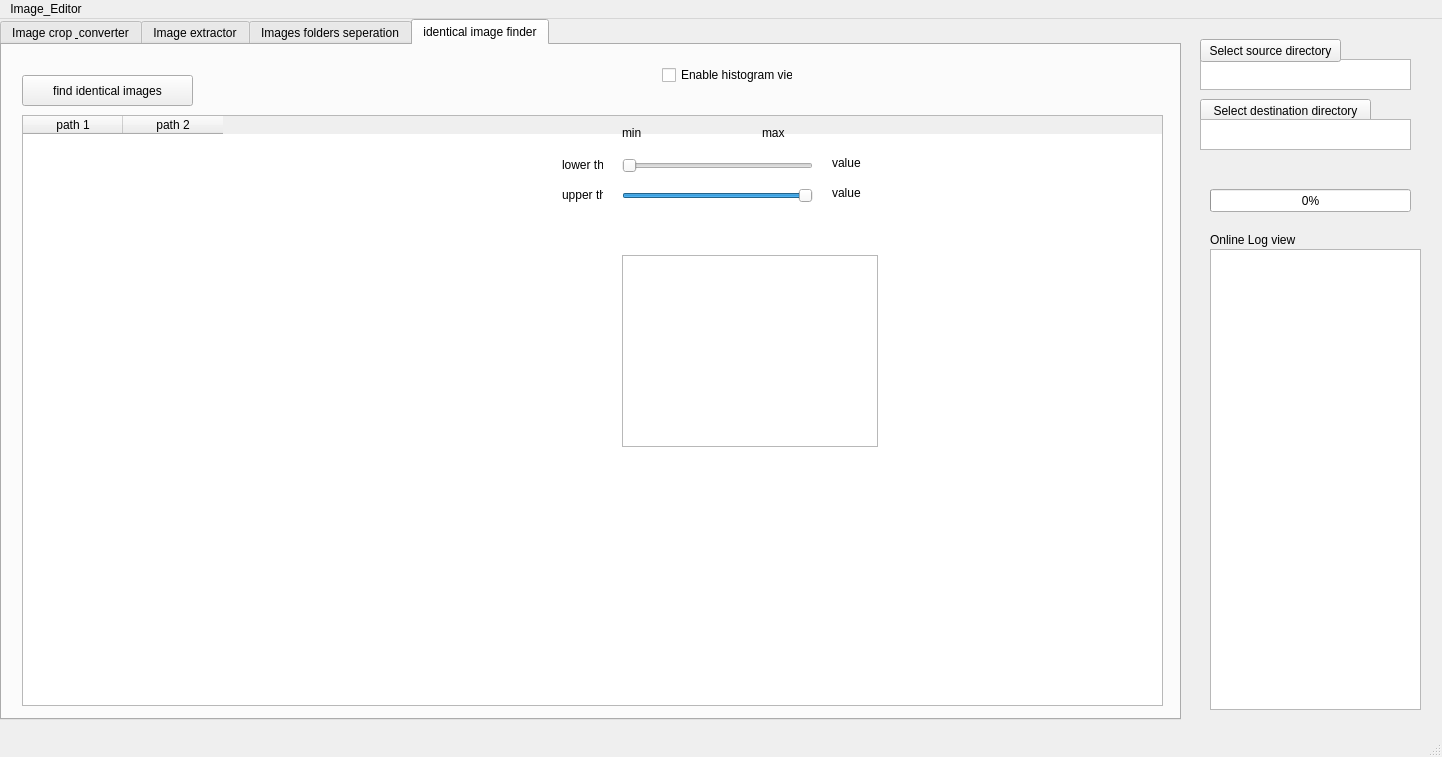
This is Image_utility_tool.ui in MaxXxIL/ADC-development as Qt 5 draws it before an edit. The edited form follows.
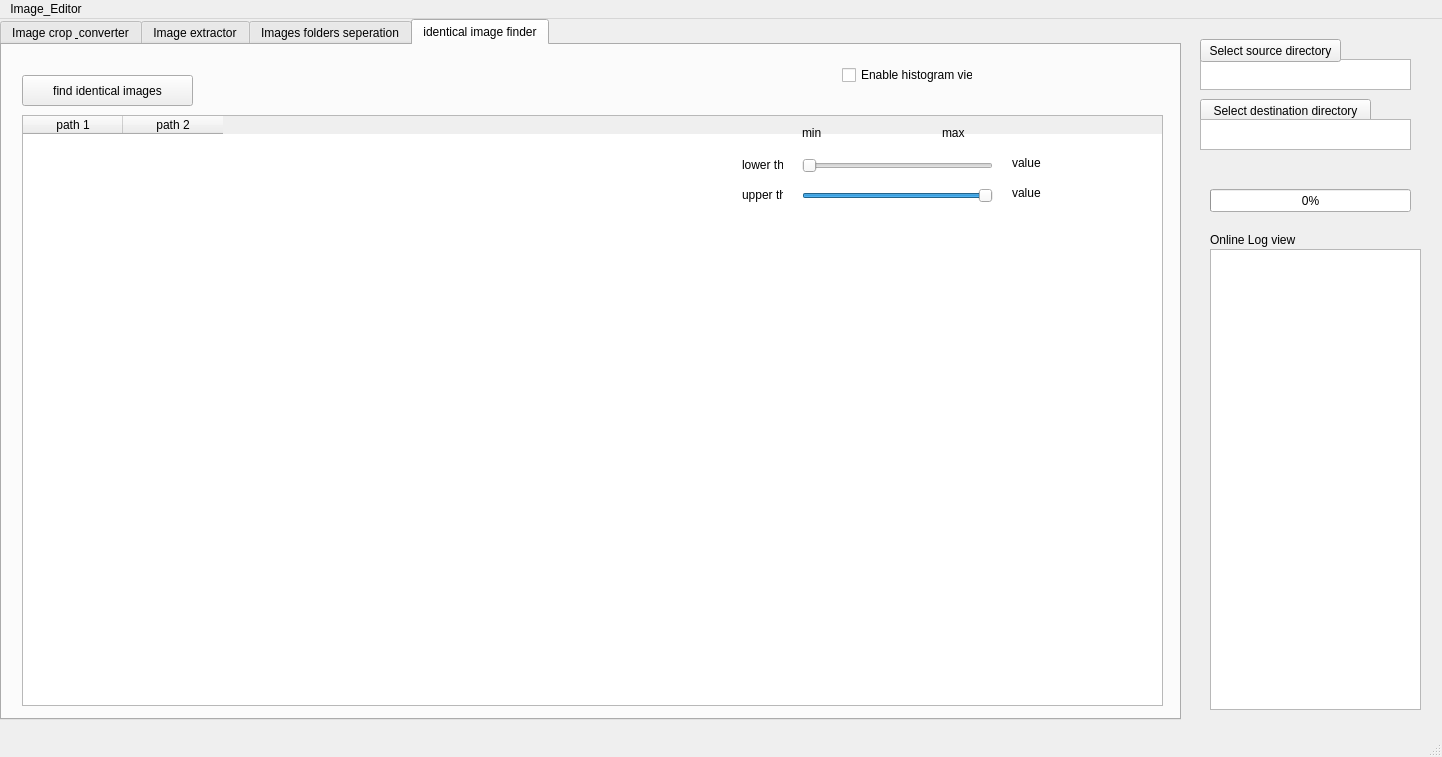
This is the edited form. The open tabs and pages were chosen to show the change.

Patch:
```diff
--- a/Image_utility_tool.ui
+++ b/Image_utility_tool.ui
@@ -420,7 +420,7 @@
      <widget class="QSlider" name="horizontalSlider">
       <property name="geometry">
        <rect>
-        <x>620</x>
+        <x>800</x>
         <y>110</y>
         <width>191</width>
         <height>22</height>
@@ -433,20 +433,10 @@
        <enum>Qt::Horizontal</enum>
       </property>
      </widget>
-     <widget class="QGraphicsView" name="graphicsView">
-      <property name="geometry">
-       <rect>
-        <x>620</x>
-        <y>210</y>
-        <width>256</width>
-        <height>192</height>
-       </rect>
-      </property>
-     </widget>
      <widget class="QCheckBox" name="checkBox_2">
       <property name="geometry">
        <rect>
-        <x>660</x>
+        <x>840</x>
         <y>20</y>
         <width>131</width>
         <height>20</height>
@@ -459,7 +449,7 @@
      <widget class="QLabel" name="hist_min">
       <property name="geometry">
        <rect>
-        <x>620</x>
+        <x>800</x>
         <y>80</y>
         <width>51</width>
         <height>16</height>
@@ -472,7 +462,7 @@
      <widget class="QLabel" name="hist_max">
       <property name="geometry">
        <rect>
-        <x>760</x>
+        <x>940</x>
         <y>80</y>
         <width>51</width>
         <height>16</height>
@@ -485,7 +475,7 @@
      <widget class="QLabel" name="hist_value">
       <property name="geometry">
        <rect>
-        <x>830</x>
+        <x>1010</x>
         <y>110</y>
         <width>51</width>
         <height>16</height>
@@ -498,7 +488,7 @@
      <widget class="QSlider" name="horizontalSlider_2">
       <property name="geometry">
        <rect>
-        <x>620</x>
+        <x>800</x>
         <y>140</y>
         <width>191</width>
         <height>22</height>
@@ -514,7 +504,7 @@
      <widget class="QLabel" name="hist_lower">
       <property name="geometry">
        <rect>
-        <x>560</x>
+        <x>740</x>
         <y>110</y>
         <width>41</width>
         <height>20</height>
@@ -527,7 +517,7 @@
      <widget class="QLabel" name="hist_upper">
       <property name="geometry">
        <rect>
-        <x>560</x>
+        <x>740</x>
         <y>140</y>
         <width>41</width>
         <height>20</height>
@@ -540,7 +530,7 @@
      <widget class="QLabel" name="hist_value_2">
       <property name="geometry">
        <rect>
-        <x>830</x>
+        <x>1010</x>
         <y>140</y>
         <width>51</width>
         <height>16</height>
@@ -550,6 +540,19 @@
        <string>value</string>
       </property>
      </widget>
+     <widget class="QLabel" name="label_7">
+      <property name="geometry">
+       <rect>
+        <x>590</x>
+        <y>220</y>
+        <width>631</width>
+        <height>431</height>
+       </rect>
+      </property>
+      <property name="text">
+       <string/>
+      </property>
+     </widget>
     </widget>
    </widget>
    <widget class="QPushButton" name="destination_button">
```
Left out of the diff: 6 changed lines with no effect on the pictures.
